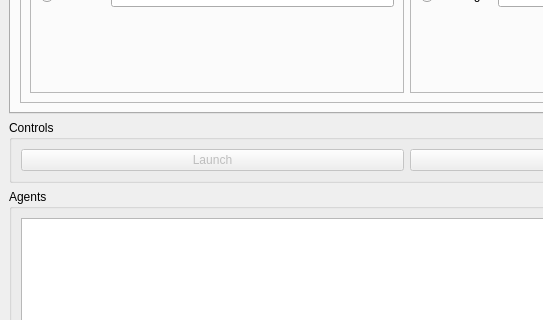
Old version of the form fgo/ui/MainWindow.ui in the repository cgspeck/fg-orchestrator; both pictures show x 0 to 543 and y 299 to 619 of the 814 by 805 pixel window.
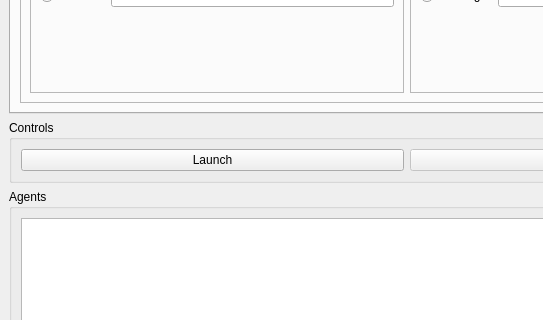
New version of the form.

Patch:
```diff
--- a/fgo/ui/MainWindow.ui
+++ b/fgo/ui/MainWindow.ui
@@ -279,7 +279,7 @@
        <item>
         <widget class="QPushButton" name="btnLaunch">
          <property name="enabled">
-          <bool>false</bool>
+          <bool>true</bool>
          </property>
          <property name="text">
           <string>Launch</string>
```
Left out of the diff: 4 changed lines with no effect on the pictures.
